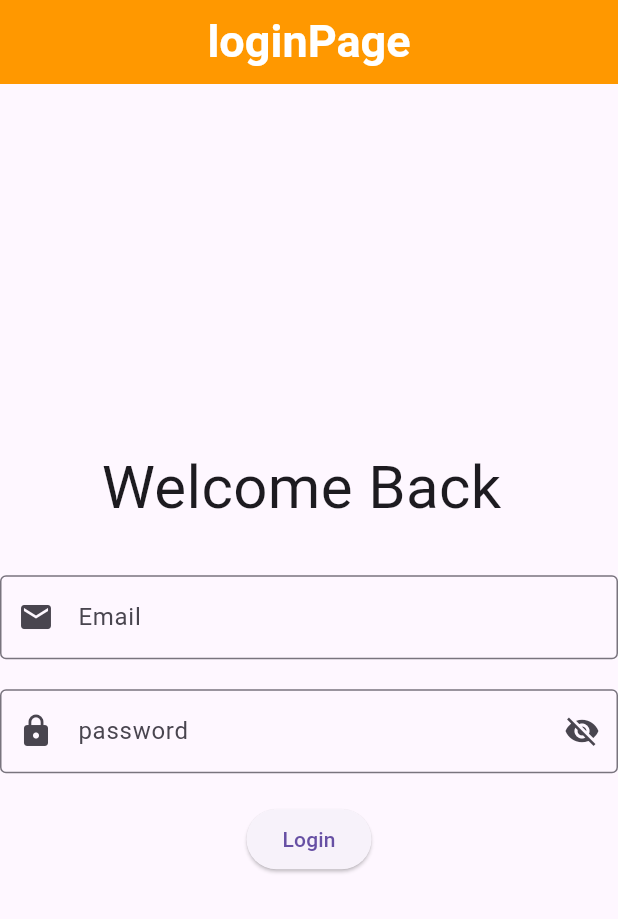
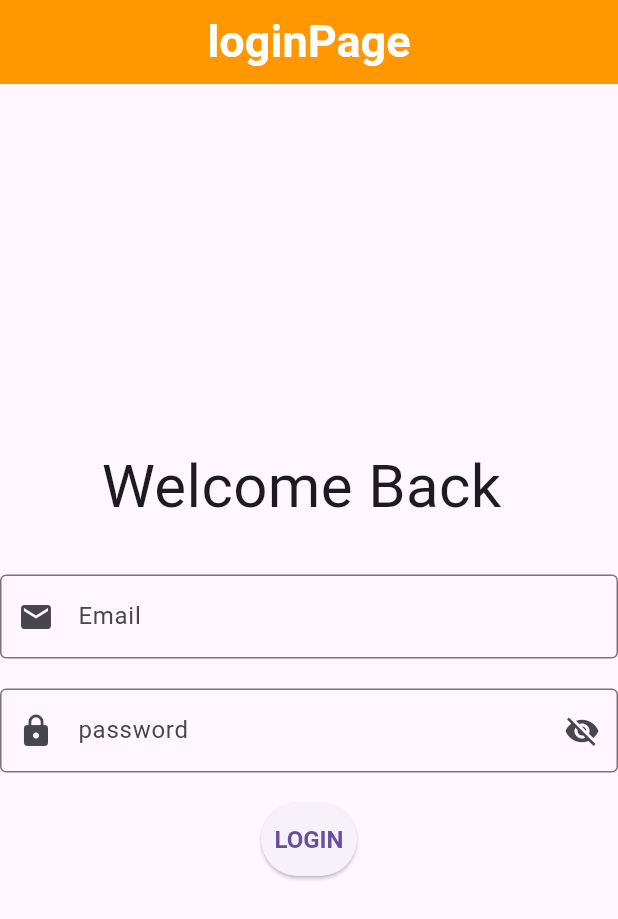
Before and after one commit to omar-albarakeh/chatapp-v2, a Flutter app: the screen it shows after launch, on a phone screen of 412 x 824 dp. Shown: the top 919 px of the screen. Run offline on Flutter 3.47's test engine with Material 3 defaults, Android fonts, the phone set to English and light mode, and no system bars.

Commit message:
login page UPDATED

```diff
--- a/lib/loginpage.dart
+++ b/lib/loginpage.dart
@@ -51,7 +51,12 @@ class _LoginpageState extends State<Loginpage> {
           SizedBox(height: 20),
           ElevatedButton(
               onPressed: (){},
-              child: Text("Login")),
+              style: ElevatedButton.styleFrom(
+                padding: EdgeInsets.symmetric(vertical: 15),
+                textStyle: const TextStyle(fontSize: 16, fontWeight: FontWeight.bold),
+              ),
+            child: const Text("LOGIN"),
+          ),
         ],
       ),
     );
```
